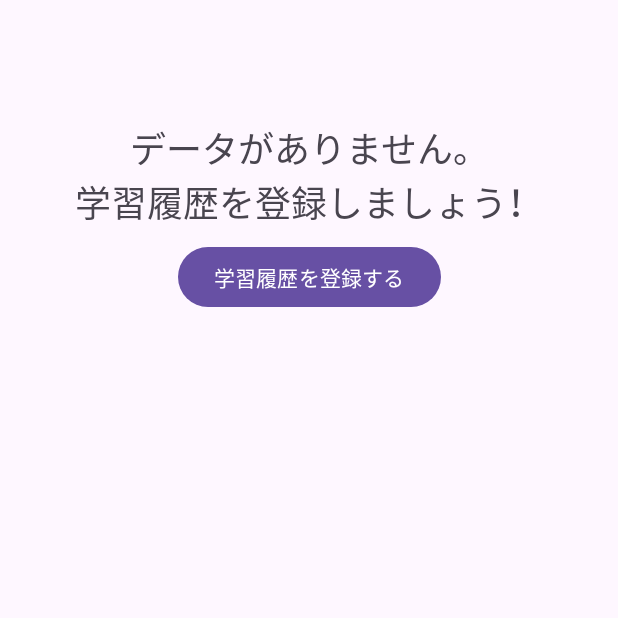
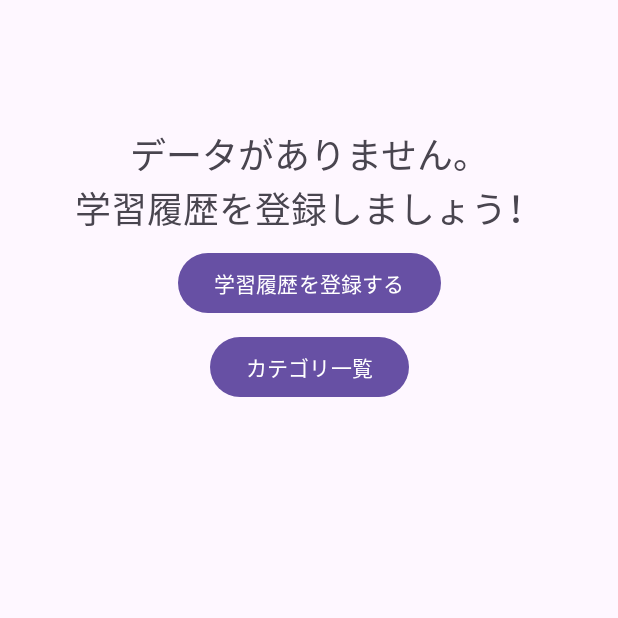
Before and after one commit to Lis-ReKid/CorrectRateLog, an Android app: the screen it shows after launch (MainActivity), on a phone screen of 412 x 824 dp, the top half of it. Run offline under Robolectric (Android 15) with nearby library versions, the phone set to English and light mode, and no system bars.

Commit message:
NoDataFragmentにカテゴリ一覧画面への遷移ボタンを追加

```diff
--- a/app/src/main/java/com/re_kid/lis/correctratelog/NoDataFragment.java
+++ b/app/src/main/java/com/re_kid/lis/correctratelog/NoDataFragment.java
@@ -22,8 +22,14 @@ public class NoDataFragment extends Fragment {
     public void onViewCreated(@NonNull View view, @Nullable Bundle savedInstanceState) {
         super.onViewCreated(view, savedInstanceState);
 
+        // 履歴新規登録画面遷移ボタンリスナ登録
         view.findViewById(R.id.btn_show_create_history_view).setOnClickListener(v -> {
             Intent intent = new Intent(getActivity(), CreateHistoryActivity.class);
+            startActivity(intent);
+        });
+        // カテゴリ一覧画面遷移ボタンリスナ登録
+        view.findViewById(R.id.btMoveToCategoryListNoData).setOnClickListener(v -> {
+            var intent = new Intent(getActivity(), CategoryListActivity.class);
             startActivity(intent);
         });
     }
--- a/app/src/main/res/layout/fragment_no_data.xml
+++ b/app/src/main/res/layout/fragment_no_data.xml
@@ -18,6 +18,9 @@
             android:id="@+id/tv_nodata_msg"
             android:layout_width="match_parent"
             android:layout_height="wrap_content"
+            android:layout_marginStart="8dp"
+            android:layout_marginTop="8dp"
+            android:layout_marginEnd="8dp"
             android:gravity="center_horizontal|center_vertical"
             android:text="@string/no_data_msg"
             android:textSize="24sp"
@@ -40,6 +43,18 @@
             app:layout_constraintStart_toStartOf="parent"
             app:layout_constraintTop_toBottomOf="@+id/tv_nodata_msg" />
 
+        <Button
+            android:id="@+id/btMoveToCategoryListNoData"
+            android:layout_width="wrap_content"
+            android:layout_height="wrap_content"
+            android:layout_marginStart="8dp"
+            android:layout_marginTop="8dp"
+            android:layout_marginEnd="8dp"
+            android:text="@string/tv_category_list_title"
+            app:layout_constraintEnd_toEndOf="parent"
+            app:layout_constraintStart_toStartOf="parent"
+            app:layout_constraintTop_toBottomOf="@+id/btn_show_create_history_view" />
+
     </androidx.constraintlayout.widget.ConstraintLayout>
 
 
```
